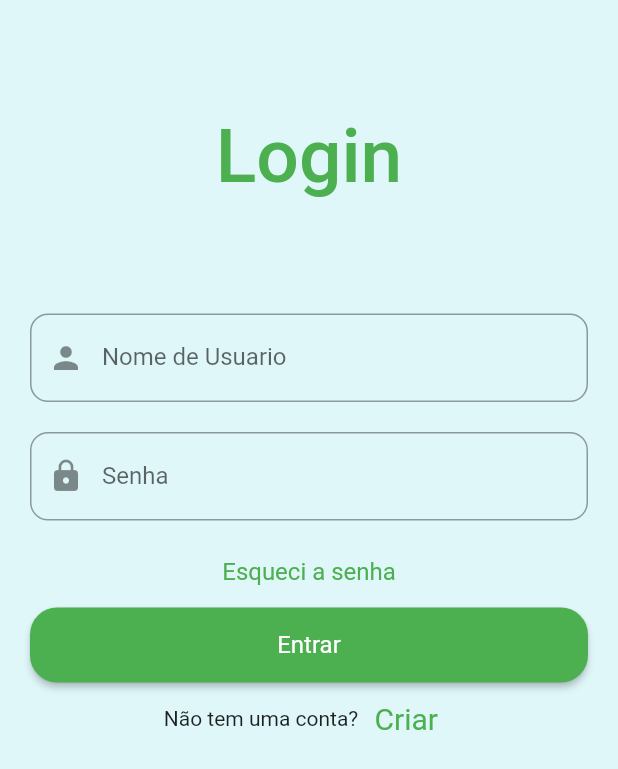
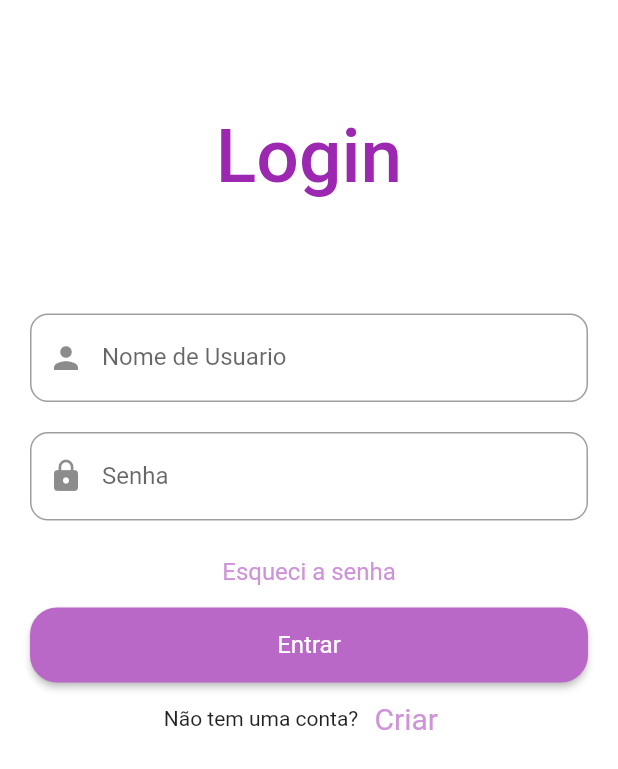
Before and after one commit to Gustavo0Henrick/FlutterTestRepos, a Flutter app: the screen it shows after launch, on a phone screen of 412 x 824 dp. Shown: the top 769 px of the screen. Run offline on Flutter 3.47's test engine with Material 2 defaults, Android fonts, the phone set to English and light mode, and no system bars.

Commit message:
ajeitando as cores para o purple

```diff
--- a/flutter_sandbox/lib/core/components/custom_button.dart
+++ b/flutter_sandbox/lib/core/components/custom_button.dart
@@ -15,7 +15,7 @@ class CustomButton extends StatelessWidget {
         child: ElevatedButton(
             style: ElevatedButton.styleFrom(
                 textStyle: TextStyle(fontSize: font),
-                primary: Colors.green,
+                primary: Colors.purple[300],
                 onPrimary: Colors.white,
                 shape: RoundedRectangleBorder(
                     borderRadius: BorderRadius.circular(18))),
--- a/flutter_sandbox/lib/core/components/custom_button_text_.dart
+++ b/flutter_sandbox/lib/core/components/custom_button_text_.dart
@@ -17,7 +17,7 @@ class CustomButtonText extends StatelessWidget {
     return TextButton(
       style: TextButton.styleFrom(
         textStyle: TextStyle(fontSize: font),
-        primary: Colors.green,
+        primary: Colors.purple[200],
       ),
       onPressed: onPressed, //onPressed
       child: Text(txt),
--- a/flutter_sandbox/lib/core/components/custom_container_text.dart
+++ b/flutter_sandbox/lib/core/components/custom_container_text.dart
@@ -15,7 +15,9 @@ class CustomContainerText extends StatelessWidget {
         child: Text(
           txt,
           style: TextStyle(
-              color: Colors.green, fontWeight: FontWeight.w500, fontSize: font),
+              color: Colors.purple,
+              fontWeight: FontWeight.w500,
+              fontSize: font),
         ));
   }
 }
--- a/flutter_sandbox/lib/main.dart
+++ b/flutter_sandbox/lib/main.dart
@@ -9,7 +9,7 @@ class MeuApp extends StatelessWidget {
     return new MaterialApp(
       debugShowCheckedModeBanner: false,
       title: 'Flutter Login Demo',
-      theme: ThemeData(primarySwatch: Colors.green),
+      theme: ThemeData(primarySwatch: Colors.purple),
       home: LoginPage(),
     );
   }
--- a/flutter_sandbox/lib/pages/login_page.dart
+++ b/flutter_sandbox/lib/pages/login_page.dart
@@ -54,7 +54,7 @@ class _State extends State<LoginPage> {
               ))
             ],
           )),
-      backgroundColor: Colors.cyan[50],
+      backgroundColor: Colors.white,
     );
   }
 }
```
